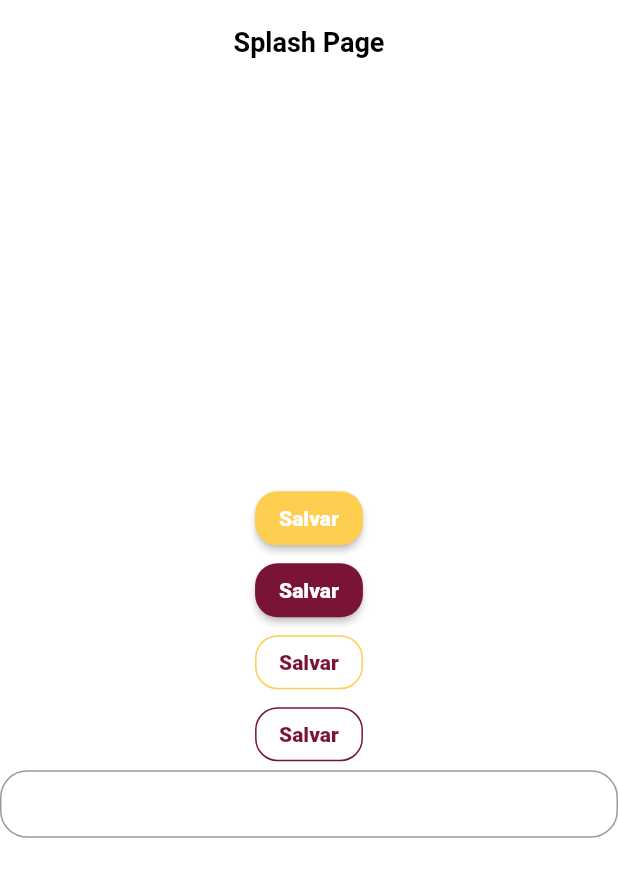
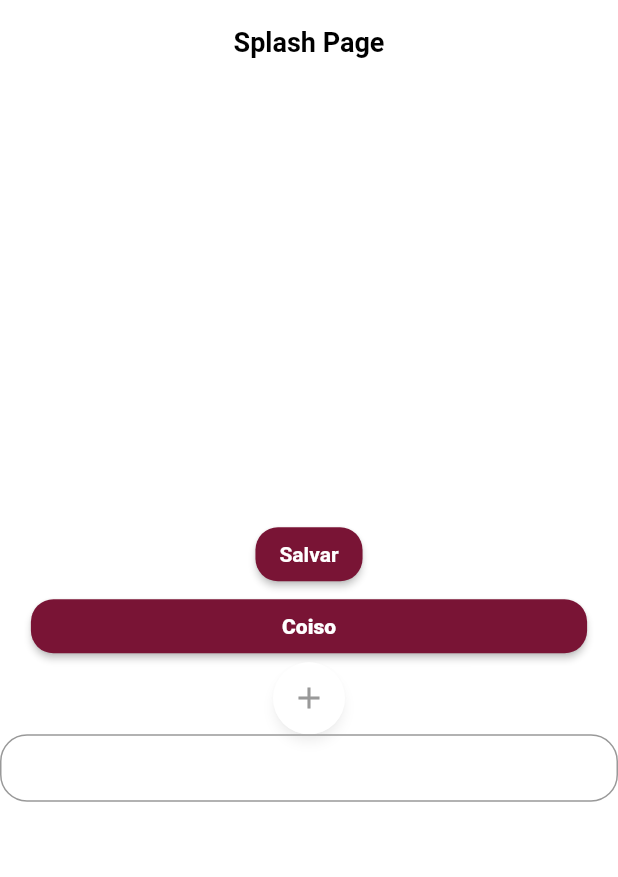
Before and after one commit to kakosergio/fwc_album_app, a Flutter app: the screen it shows after launch, on a phone screen of 412 x 824 dp. Shown: the top 877 px of the screen. Run offline on Flutter 3.47's test engine with Material 2 defaults, Android fonts, the phone set to English and light mode, and no system bars; Roboto replaces fonts that are missing (MPlus1P, Poppins).

Commit message:
Criação de componenten buttons

```diff
--- a/lib/app/core/styles/button_styles.dart
+++ b/lib/app/core/ui/styles/button_styles.dart
@@ -1,6 +1,6 @@
 import 'package:flutter/material.dart';
-import 'package:fwc_album_app/app/core/styles/colors_app.dart';
-import 'package:fwc_album_app/app/core/styles/text_styles.dart';
+import 'package:fwc_album_app/app/core/ui/styles/colors_app.dart';
+import 'package:fwc_album_app/app/core/ui/styles/text_styles.dart';
 
 class ButtonStyles {
   static ButtonStyles? _instance;
--- a/lib/app/core/styles/text_styles.dart
+++ b/lib/app/core/ui/styles/text_styles.dart
@@ -1,5 +1,5 @@
 import 'package:flutter/material.dart';
-import 'package:fwc_album_app/app/core/styles/colors_app.dart';
+import 'package:fwc_album_app/app/core/ui/styles/colors_app.dart';
 
 class TextStyles {
   static TextStyles? _instance;
--- a/lib/app/core/theme/theme_config.dart
+++ b/lib/app/core/ui/theme/theme_config.dart
@@ -1,6 +1,6 @@
 import 'package:flutter/material.dart';
-import 'package:fwc_album_app/app/core/styles/colors_app.dart';
-import 'package:fwc_album_app/app/core/styles/text_styles.dart';
+import 'package:fwc_album_app/app/core/ui/styles/colors_app.dart';
+import 'package:fwc_album_app/app/core/ui/styles/text_styles.dart';
 
 class ThemeConfig {
   ThemeConfig._();
--- /dev/null
+++ b/lib/app/core/ui/widgets/button.dart
@@ -0,0 +1,59 @@
+import 'package:flutter/material.dart';
+import 'package:fwc_album_app/app/core/ui/styles/button_styles.dart';
+import 'package:fwc_album_app/app/core/ui/styles/text_styles.dart';
+
+class Button extends StatelessWidget {
+  final ButtonStyle style;
+  final TextStyle labelStyle;
+  final String label;
+  final double? width;
+  final double? height;
+  final VoidCallback? onPressed;
+  final bool outline;
+
+  const Button(
+      {Key? key,
+      required this.style,
+      required this.labelStyle,
+      required this.label,
+      this.width,
+      this.height,
+      this.onPressed,
+      this.outline = false})
+      : super(key: key);
+
+  Button.primary({
+    Key? key,
+    required this.label,
+    this.width,
+    this.height,
+    this.onPressed,
+  })  : style = ButtonStyles.i.primaryButton,
+        labelStyle = TextStyles.i.textSecondaryFontExtraBold,
+        outline = false,
+        super(key: key);
+
+  @override
+  Widget build(BuildContext context) {
+    final labelText = Text(
+      label,
+      style: labelStyle,
+      overflow: TextOverflow.ellipsis,
+    );
+    return SizedBox(
+      width: width,
+      height: height,
+      child: outline
+          ? OutlinedButton(
+              onPressed: onPressed,
+              style: style,
+              child: labelText,
+            )
+          : ElevatedButton(
+              onPressed: onPressed,
+              style: style,
+              child: labelText,
+            ),
+    );
+  }
+}
--- /dev/null
+++ b/lib/app/core/ui/widgets/rounded_button.dart
@@ -0,0 +1,34 @@
+import 'package:flutter/material.dart';
+
+import '../styles/colors_app.dart';
+
+class RoundedButton extends StatelessWidget {
+  final IconData icon;
+  final VoidCallback onPressed;
+
+  const RoundedButton({
+    super.key,
+    required this.icon,
+    required this.onPressed,
+  });
+
+  @override
+  Widget build(BuildContext context) {
+    return Material(
+        elevation: 3,
+        shadowColor: Colors.grey.withOpacity(0.2),
+        shape: const CircleBorder(),
+      child: DecoratedBox(
+        decoration: const BoxDecoration(
+          shape: BoxShape.circle,
+          color: Colors.white,
+        ),
+        child: IconButton(
+          color: context.colors.greyDark,
+          onPressed: onPressed,
+          icon: Icon(icon),
+        ),
+      ),
+    );
+  }
+}
--- a/lib/app/fwc_album_app.dart
+++ b/lib/app/fwc_album_app.dart
@@ -1,5 +1,5 @@
 import 'package:flutter/material.dart';
-import 'package:fwc_album_app/app/core/theme/theme_config.dart';
+import 'package:fwc_album_app/app/core/ui/theme/theme_config.dart';
 import 'package:fwc_album_app/app/pages/splash/splash_page.dart';
 
 class FwcAlbumApp extends StatelessWidget {
--- a/lib/app/pages/splash/splash_page.dart
+++ b/lib/app/pages/splash/splash_page.dart
@@ -1,7 +1,9 @@
 import 'package:flutter/material.dart';
-import 'package:fwc_album_app/app/core/styles/button_styles.dart';
-import 'package:fwc_album_app/app/core/styles/colors_app.dart';
-import 'package:fwc_album_app/app/core/styles/text_styles.dart';
+import 'package:fwc_album_app/app/core/ui/styles/button_styles.dart';
+import 'package:fwc_album_app/app/core/ui/styles/colors_app.dart';
+import 'package:fwc_album_app/app/core/ui/styles/text_styles.dart';
+import 'package:fwc_album_app/app/core/ui/widgets/button.dart';
+import 'package:fwc_album_app/app/core/ui/widgets/rounded_button.dart';
 
 class SplashPage extends StatelessWidget {
   const SplashPage({Key? key}) : super(key: key);
@@ -17,26 +19,18 @@ class SplashPage extends StatelessWidget {
         child: Column(
           mainAxisAlignment: MainAxisAlignment.center,
           children: [
-            ElevatedButton(
+            Button(
+              style: context.buttonStyles.primaryButton,
+              labelStyle: context.textStyles.textPrimaryFontBold,
+              label: 'Salvar',
               onPressed: () {},
-              style: ButtonStyles.i.yellowButton,
-              child: const Text('Salvar'),
             ),
-            ElevatedButton(
+            Button.primary(
+              label: 'Coiso',
               onPressed: () {},
-              style: ButtonStyles.i.primaryButton,
-              child: const Text('Salvar'),
+              width: MediaQuery.of(context).size.width * .9,
             ),
-            OutlinedButton(
-              onPressed: () {},
-              style: ButtonStyles.i.yellowOutlinedButton,
-              child: const Text('Salvar'),
-            ),
-            OutlinedButton(
-              onPressed: () {},
-              style: ButtonStyles.i.primaryOutlinedButton,
-              child: const Text('Salvar'),
-            ),
+            RoundedButton(icon: Icons.add, onPressed: (){}),
             const TextField(),
           ],
         ),
```
Also changed, not shown: lib/app/core/ui/styles/colors_app.dart (renamed from lib/app/core/styles/colors_app.dart).
